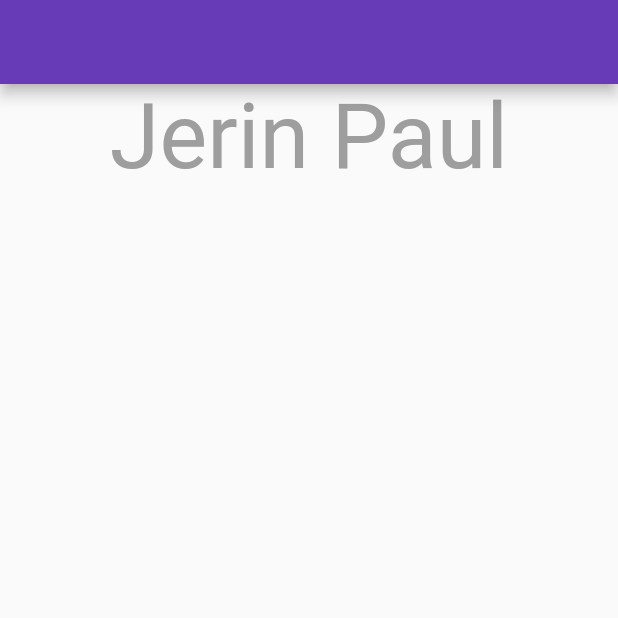
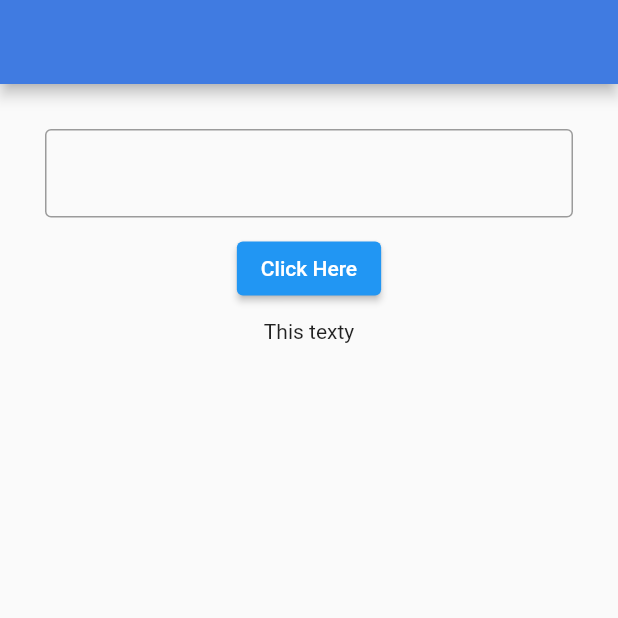
Before and after one commit to j3rinpaul/flutter_new, a Flutter app: the screen it shows after launch, on a phone screen of 412 x 824 dp, the top half of it. Run offline on Flutter 3.47's test engine with Material 2 defaults, Android fonts, the phone set to English and light mode, and no system bars.

```diff
--- a/lib/main.dart
+++ b/lib/main.dart
@@ -1,26 +1,13 @@
 import 'package:flutter/material.dart';
-/*
-  main function{
-    runApp(<appname>);
-  }
-  appname inheriting statelesswidget{  //the main structure of the app
-    that returns material ui{
-      theme:{}
-      home:{}
-    }
-  }
-  a seperate class for homescreen{ //the strucpages defined in the main stucture
-    in this return scafold and the rest of items
-  }
-
-  in flutter the running app is declared as stateless because it doesnot change on data updation
-  a each page need to be declared as a class
-
-*/
 
 void main() {
   runApp(Myapp());
 }
+
+//if the ui need to be changed on data change that is stateful
+//eg login page
+//if the page remains just need to exhibit the data fetched from the db then stateless is used
+//because the page doesnot changes as the user interacts it only displays the data
 
 class Myapp extends StatelessWidget {
   const Myapp({super.key});
@@ -29,31 +16,67 @@ class Myapp extends StatelessWidget {
   Widget build(BuildContext context) {
     return MaterialApp(
       theme: ThemeData(
-        primaryColor: Colors.blue.shade600,
+        primaryColor: Colors.blueGrey,
       ),
       home: HomeScreen(),
     );
   }
 }
 
-class HomeScreen extends StatelessWidget {
-  const HomeScreen({super.key});
+/*stateful is that the ui holding that variable has the value of the data that holds if the data inside that changes then the ui also changes
+  ie, if a text has a variable name inside it in stateful the name variable holds the data that is to be displayed
+  if the data inside the variable is changed then state of the ui also changed hence the ui also changes
+ */
+
+class HomeScreen extends StatefulWidget {
+  HomeScreen({super.key});
+
+  @override
+  State<HomeScreen> createState() => _HomeScreenState();
+}
+
+class _HomeScreenState extends State<HomeScreen> {
+  final _textC = TextEditingController();
+  //final is used because a object of texteditingcontroller is made
+  String _displayText = "This texty";
 
   @override
   Widget build(BuildContext context) {
     return Scaffold(
       appBar: AppBar(
-          backgroundColor: Colors.deepPurple,
+        backgroundColor: Color.fromARGB(255, 64, 123, 225),
       ),
-        body: Center(
+      body: SafeArea(
+        child: Center(
+          child: Padding(
+            //to apply padding from all sides EdgeInsets.all() is used
+            //to apply padding from one side then EdgeInsets.only(<which side to give padding> = <padding>) is used
+
+            padding: const EdgeInsets.all(30),
             child: Column(
               children: [
-              Text(
-                "Jerin Paul",
-                style: TextStyle(color: Colors.grey, fontSize: 60),
-              )
+                TextField(
+                  controller:
+                      _textC, //controller widget is used to retrieve data from the text field
+                  decoration: InputDecoration(border: OutlineInputBorder()),
+                ),
+                Container(
+                  margin: EdgeInsets.all(10),
+                  child: ElevatedButton(
+                      onPressed: () {
+                        print(_textC.text);
+                        setState(() {
+                          _displayText = _textC.text; //setState function is used to inform the ui that the state has been changed
+                        });
+                      },
+                      child: const Text("Click Here")),
+                ),
+                Text(_displayText)
               ],
             ),
-        ));
+          ),
+        ),
+      ),
+    );
   }
 }
```
Also changed, not shown: 1 other file. Lines whose indentation alone changed are shown as unchanged.
